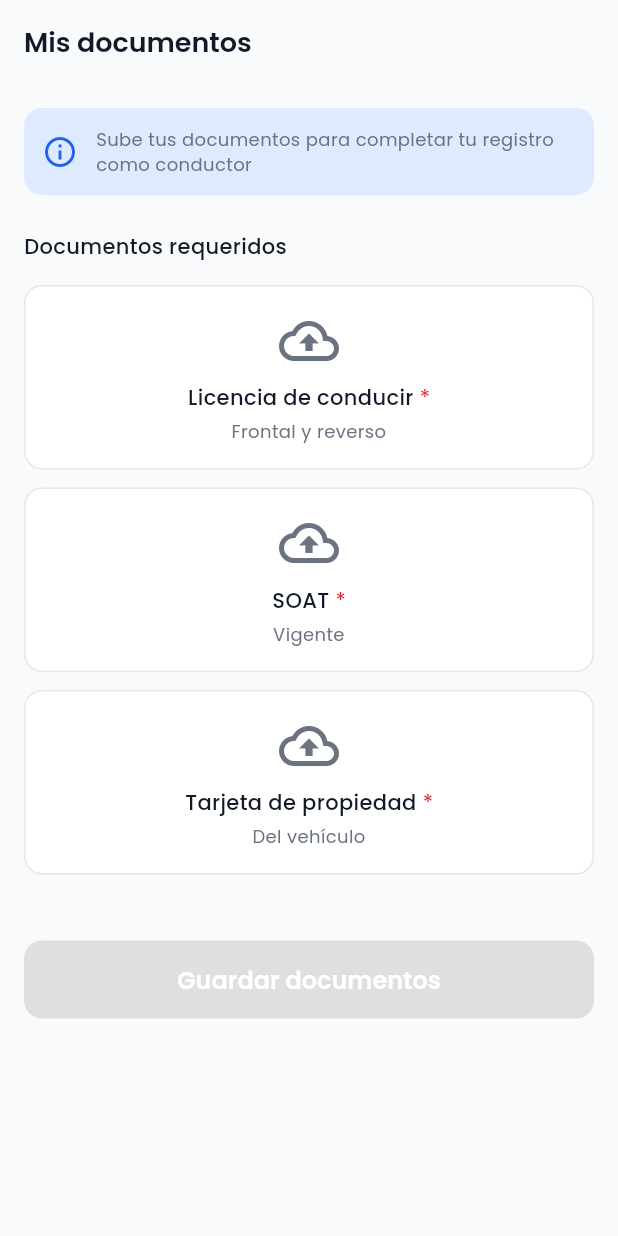
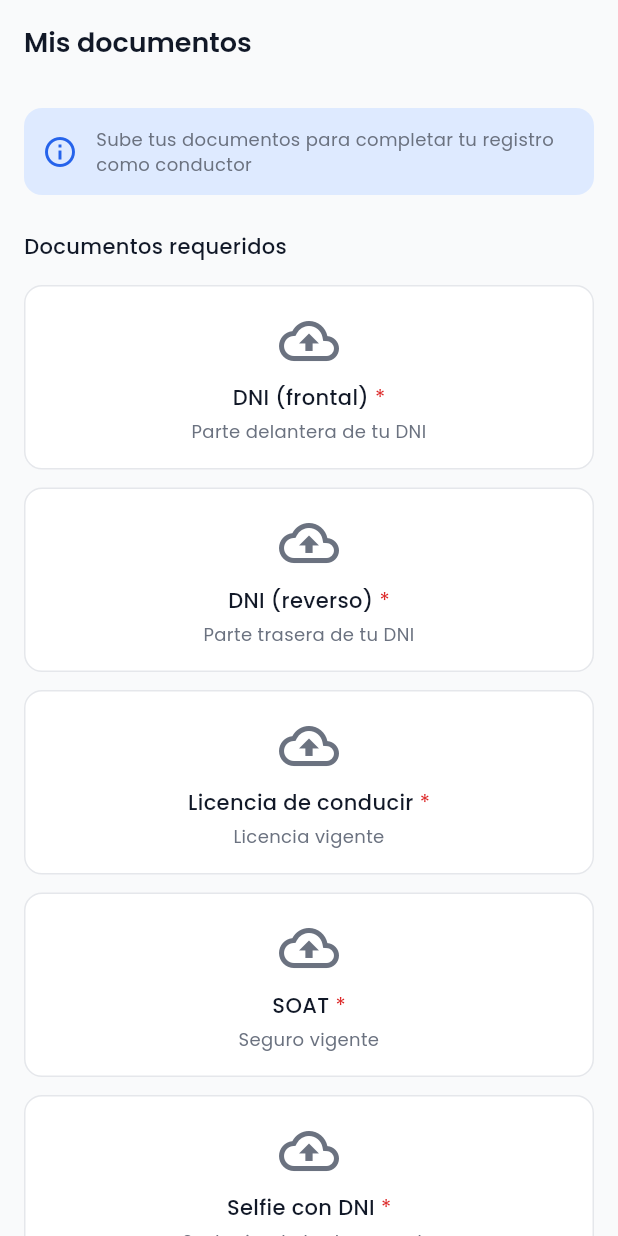
Before and after one commit to luiggi100210-netizen/EspinarGO, a Flutter app: the DriverDocsScreen screen opened by its route, on a phone screen of 412 x 824 dp. Run offline on Flutter 3.47's test engine with Material 3 defaults, Android fonts, the phone set to English and light mode, and no system bars; our stand-ins replace dio, firebase_core, flutter_riverpod, flutter_secure_storage, geolocator, go_router and 6 more; accounts and stored records are empty.

Commit message:
feat(flutter): conecta DriverDocsScreen al backend real
- Agrega uploadDocument en ProfileRepository (POST /me/documents/{type})
- DriverDocsScreen ahora sube los 5 documentos requeridos: dni_front,
  dni_back, license, soat, selfie; más property_card opcional
- DocumentUploadTile usa image_picker real (cámara y galería)
- Muestra error inline si falla alguna subida

Co-Authored-By: Claude Sonnet 4.6 <noreply@anthropic.com>

```diff
--- a/espinargo/flutter/lib/features/profile/presentation/screens/driver_docs_screen.dart
+++ b/espinargo/flutter/lib/features/profile/presentation/screens/driver_docs_screen.dart
@@ -6,6 +6,7 @@ import 'package:flutter_riverpod/flutter_riverpod.dart';
 import '../../../../core/theme/app_colors.dart';
 import '../../../../core/theme/app_text_styles.dart';
 import '../../../../shared/widgets/primary_button.dart';
+import '../../domain/providers/profile_provider.dart';
 import '../widgets/document_upload_tile.dart';
 
 /// Pantalla de documentos del conductor (licencia, SOAT, etc).
@@ -17,20 +18,49 @@ class DriverDocsScreen extends ConsumerStatefulWidget {
 }
 
 class _DriverDocsScreenState extends ConsumerState<DriverDocsScreen> {
-  File? _licenseFile;
-  File? _soatFile;
-  File? _vehicleFile;
+  final Map<String, File?> _files = {
+    'dni_front': null,
+    'dni_back': null,
+    'license': null,
+    'soat': null,
+    'selfie': null,
+    'property_card': null,
+  };
 
   bool _isLoading = false;
+  String? _errorMessage;
+
+  static const _requiredDocs = {'dni_front', 'dni_back', 'license', 'soat', 'selfie'};
+
+  bool get _requiredComplete =>
+      _requiredDocs.every((k) => _files[k] != null);
 
   Future<void> _saveDocs() async {
-    setState(() => _isLoading = true);
-    await Future.delayed(const Duration(seconds: 1));
-    if (mounted) {
-      setState(() => _isLoading = false);
-      ScaffoldMessenger.of(context).showSnackBar(
-        const SnackBar(content: Text('Documentos guardados correctamente')),
-      );
+    setState(() {
+      _isLoading = true;
+      _errorMessage = null;
+    });
+
+    final repository = ref.read(profileRepositoryProvider);
+    final toUpload = _files.entries.where((e) => e.value != null);
+
+    try {
+      for (final entry in toUpload) {
+        await repository.uploadDocument(
+          documentType: entry.key,
+          file: entry.value!,
+        );
+      }
+
+      if (mounted) {
+        ScaffoldMessenger.of(context).showSnackBar(
+          const SnackBar(content: Text('Documentos enviados. Tu perfil está en revisión.')),
+        );
+      }
+    } catch (e) {
+      setState(() => _errorMessage = e.toString().replaceFirst('Exception: ', ''));
+    } finally {
+      if (mounted) setState(() => _isLoading = false);
     }
   }
 
@@ -65,42 +95,50 @@ class _DriverDocsScreenState extends ConsumerState<DriverDocsScreen> {
                 ],
               ),
             ),
+            if (_errorMessage != null) ...[
+              const SizedBox(height: 12),
+              Container(
+                padding: const EdgeInsets.all(12),
+                decoration: BoxDecoration(
+                  color: AppColors.errorLight,
+                  borderRadius: BorderRadius.circular(12),
+                ),
+                child: Text(_errorMessage!, style: AppTextStyles.bodySmall.copyWith(color: AppColors.error)),
+              ),
+            ],
             const SizedBox(height: 24),
             Text('Documentos requeridos', style: AppTextStyles.labelLarge),
             const SizedBox(height: 16),
-            DocumentUploadTile(
-              title: 'Licencia de conducir',
-              subtitle: 'Frontal y reverso',
-              file: _licenseFile,
-              isRequired: true,
-              onFileSelected: (file) => setState(() => _licenseFile = file),
-              onRemove: _licenseFile != null ? () => setState(() => _licenseFile = null) : null,
-            ),
-            DocumentUploadTile(
-              title: 'SOAT',
-              subtitle: 'Vigente',
-              file: _soatFile,
-              isRequired: true,
-              onFileSelected: (file) => setState(() => _soatFile = file),
-              onRemove: _soatFile != null ? () => setState(() => _soatFile = null) : null,
-            ),
-            DocumentUploadTile(
-              title: 'Tarjeta de propiedad',
-              subtitle: 'Del vehículo',
-              file: _vehicleFile,
-              isRequired: true,
-              onFileSelected: (file) => setState(() => _vehicleFile = file),
-              onRemove: _vehicleFile != null ? () => setState(() => _vehicleFile = null) : null,
-            ),
+            _buildTile('dni_front', 'DNI (frontal)', 'Parte delantera de tu DNI', required: true),
+            _buildTile('dni_back', 'DNI (reverso)', 'Parte trasera de tu DNI', required: true),
+            _buildTile('license', 'Licencia de conducir', 'Licencia vigente', required: true),
+            _buildTile('soat', 'SOAT', 'Seguro vigente', required: true),
+            _buildTile('selfie', 'Selfie con DNI', 'Sosteniendo tu documento', required: true),
+            const SizedBox(height: 8),
+            Text('Opcional', style: AppTextStyles.labelLarge),
+            const SizedBox(height: 16),
+            _buildTile('property_card', 'Tarjeta de propiedad', 'Del vehículo'),
             const SizedBox(height: 32),
             PrimaryButton(
-              text: 'Guardar documentos',
+              text: 'Enviar documentos',
               isLoading: _isLoading,
-              onPressed: _licenseFile != null && _soatFile != null && _vehicleFile != null ? _saveDocs : null,
+              onPressed: _requiredComplete ? _saveDocs : null,
             ),
           ],
         ),
       ),
     );
   }
+
+  Widget _buildTile(String key, String title, String subtitle, {bool required = false}) {
+    final file = _files[key];
+    return DocumentUploadTile(
+      title: title,
+      subtitle: subtitle,
+      file: file,
+      isRequired: required,
+      onFileSelected: (f) => setState(() => _files[key] = f),
+      onRemove: file != null ? () => setState(() => _files[key] = null) : null,
+    );
+  }
 }
```
Also changed, not shown: espinargo/flutter/lib/features/profile/data/repositories/profile_repository.dart (+25 -0 lines), espinargo/flutter/lib/features/profile/presentation/widgets/document_upload_tile.dart (+7 -4 lines).
